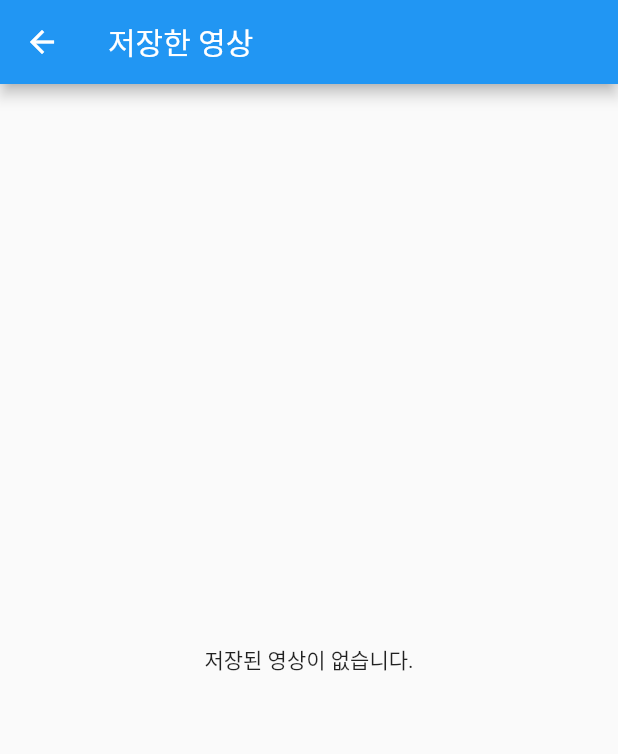
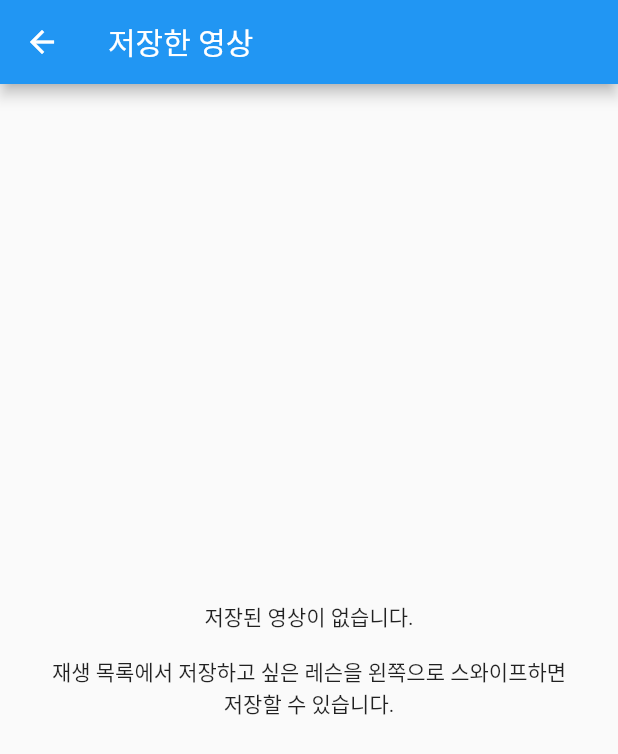
Before and after one commit to SilverJun/TennisLessonFlutter, a Flutter app: the screen it shows after launch, after a tap on "저장한 영상", on a phone screen of 412 x 824 dp. Shown: the top 754 px of the screen. Run offline on Flutter 3.47's test engine with Material 2 defaults, Android fonts, the phone set to English and light mode, and no system bars; our stand-ins replace flick_video_player, flutter_slidable, progress_dialog, shared_preferences, video_player; missing offline and left inert: flutter_downloader, flutter_youtube, youtube_explode_dart.

Commit message:
SavedVideo list update from shared_preference and check already downloaded

```diff
--- a/lib/SavedVideoPage.dart
+++ b/lib/SavedVideoPage.dart
@@ -18,16 +18,9 @@ class SavedVideo {
   SavedVideo(Map map) :
     name = map["name"],
     fileName = map["fileName"];
-
-  convert2Map() {
-    return {
-      "name" : name,
-      "fileName" : fileName,
-    };
-  }
 }
 
-List<SavedVideo> savedList = [];
+Set<SavedVideo> savedList;
 
 class SavedVideoPage extends StatefulWidget {
   @override
@@ -38,12 +31,26 @@ class SavedVideoState extends State<SavedVideoPage> {
 
   FlickManager flickManager;
 
-  @override
-  void initState() {
-    super.initState();
+  Future<Set<SavedVideo>> getSavedList() async {
+    var prefs = await SharedPreferences.getInstance();
+    savedList = {};
 
-    // TODO: shared preference에서 저장된 영상정보 가져오기.
-
+    print(prefs.getKeys());
+    for (var e in prefs.getKeys())
+    {
+      print(e);
+      var tmp = SavedVideo({
+        "name": e.toString(),
+        "fileName": prefs.getString(e),
+      });
+      print(tmp);
+      if (!savedList.contains(tmp)) {
+        print("add savedList");
+        savedList.add(tmp);
+      }
+    }
+    print("exit");
+    return savedList;
   }
 
   @override
@@ -52,13 +59,20 @@ class SavedVideoState extends State<SavedVideoPage> {
       appBar: AppBar(
         title: Text("저장한 영상"),
       ),
-      body: savedList.isEmpty ? Center(child: Text("저장된 영상이 없습니다."),) :
+      body:
+      FutureBuilder(
+        future: getSavedList(),
+        builder: (context, value) {
+          print(value.data);
+          if (value.data == null) return Center(child: CircularProgressIndicator());
+
+          return savedList.isEmpty ? Center(child: Container(padding: const EdgeInsets.all(32.0), child: Text("저장된 영상이 없습니다.\n\n재생 목록에서 저장하고 싶은 레슨을 왼쪽으로 스와이프하면 저장할 수 있습니다.", textAlign: TextAlign.center,)),) :
           Builder(
             builder: (context) {
               return ListView(
                 children: savedList.map((elem) {
                   return Dismissible(
-                  background: Container(color: Colors.red, child: Icon(Icons.delete),),
+                    background: Container(color: Colors.red, child: Container(margin: const EdgeInsets.only(right:8.0), alignment: Alignment.centerRight, child: Icon(Icons.delete, color: Colors.white,)),),
                     key: Key(elem.name),
                     child: ListTile(
                       key: Key(elem.name),
@@ -73,12 +87,19 @@ class SavedVideoState extends State<SavedVideoPage> {
                       var pr = ProgressDialog(context,type: ProgressDialogType.Normal, isDismissible: false);
                       await pr.show();
                       print(elem.name + " deleting...");
-                    await elem.video.delete();
+
+                      await File(elem.fileName).delete();
+
+                      SharedPreferences prefs = await SharedPreferences.getInstance();
+                      await prefs.remove(elem.name);
+
                       await pr.hide();
                       Scaffold.of(context).showSnackBar(SnackBar(content: Text("삭제가 완료되었습니다."),));
                     },
                   );
                 }).toList(),
+              );
+            }
           );
         }
       ),
```
Also changed, not shown: lib/PlaylistItemPage.dart (+17 -8 lines). Lines whose indentation alone changed are shown as unchanged.
